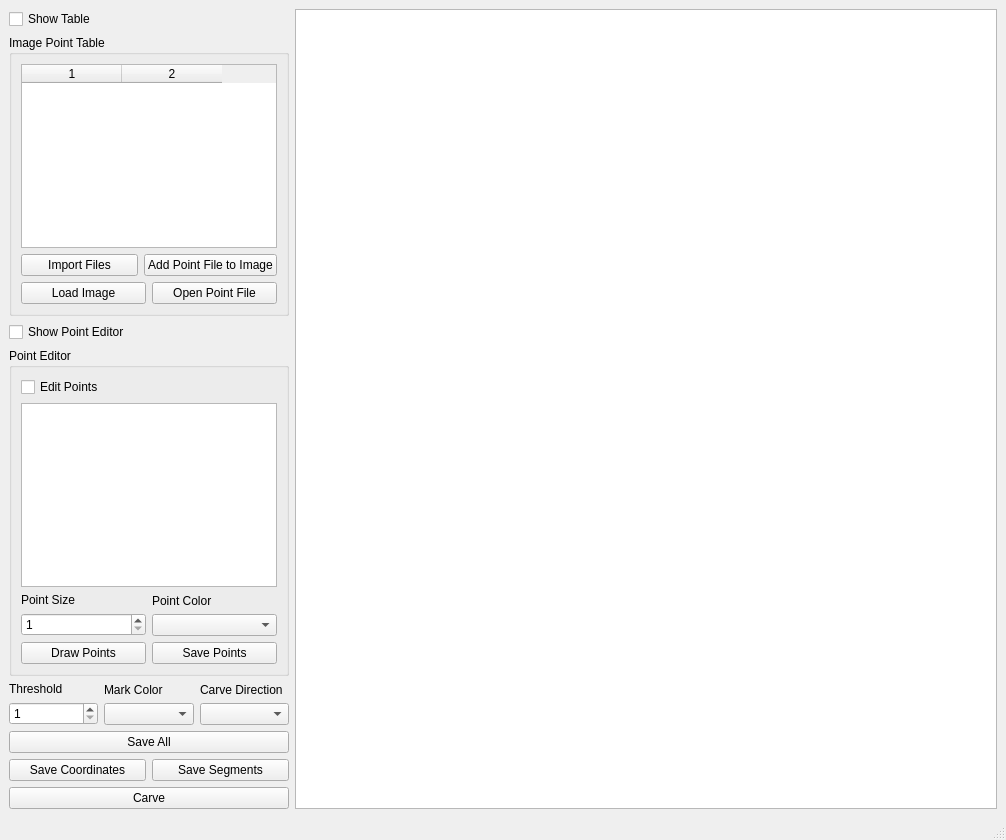
The window that ui/interface.ui (D-K-E/PointCarver) describes before a commit, drawn with Qt 5.
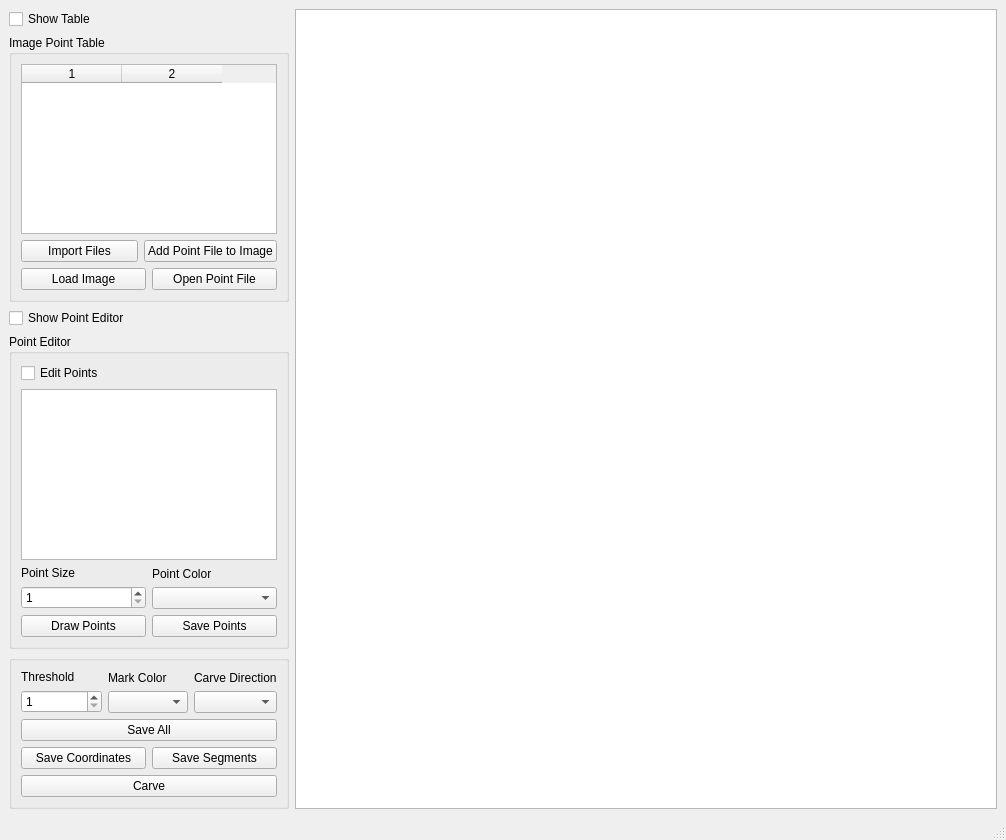
The same window after the commit.

Commit message:
Added functionality to hide groups and some stuff on segmentation
Checkboxes now hide functionality, correct loading of images in
table widget

Segmentation of image using mark coordinates are under way

What changed in the file:
```diff
--- a/ui/interface.ui
+++ b/ui/interface.ui
@@ -18,7 +18,7 @@
     <item>
      <layout class="QHBoxLayout" name="horizontalLayout" stretch="0,1">
       <item>
-       <layout class="QVBoxLayout" name="verticalLayout_5">
+       <layout class="QVBoxLayout" name="verticalLayout_5" stretch="1,0,0,0,0">
         <item>
          <widget class="QCheckBox" name="showTableCbox">
           <property name="text">
@@ -177,6 +177,7 @@
          </widget>
         </item>
         <item>
+         <widget class="QGroupBox" name="carveGroup">
          <layout class="QVBoxLayout" name="verticalLayout_3">
           <item>
            <layout class="QHBoxLayout" name="horizontalLayout_6">
@@ -277,6 +278,7 @@
            </layout>
           </item>
          </layout>
+         </widget>
         </item>
        </layout>
       </item>
```
Lines whose indentation alone changed are shown as unchanged. The commit also changes 3 other files.
